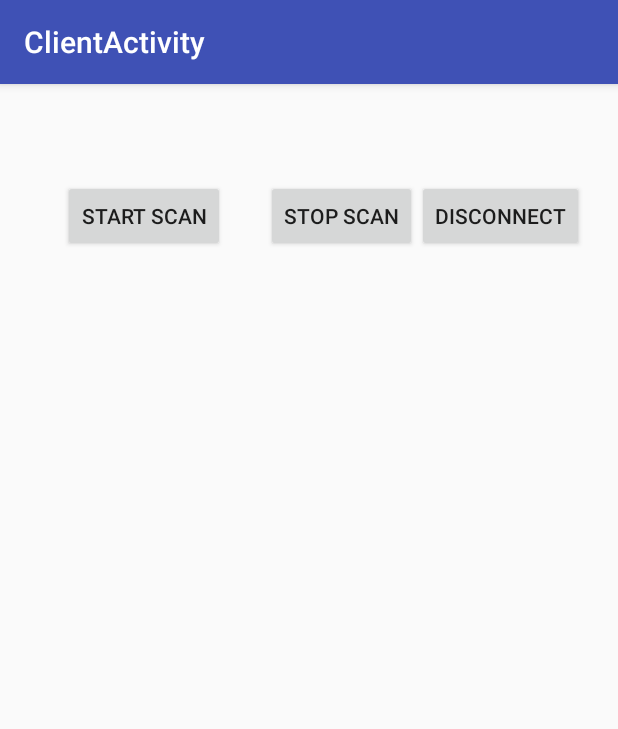
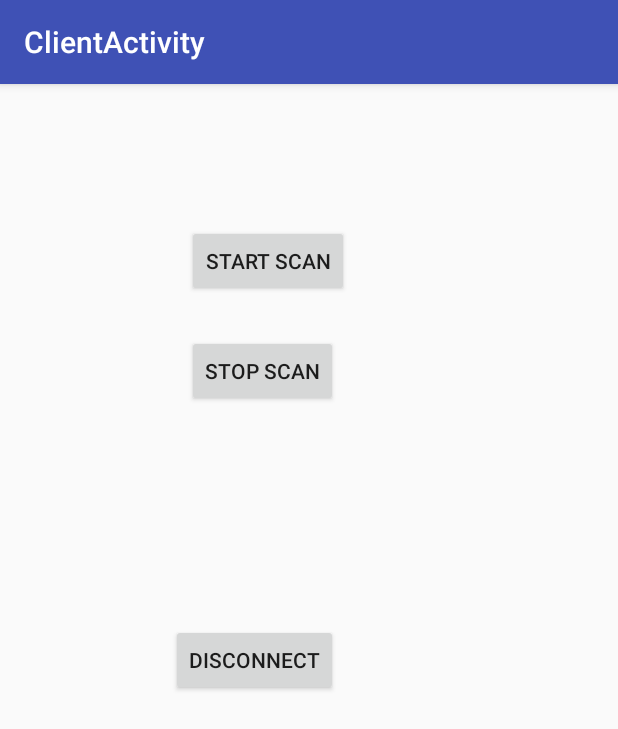
Before and after one commit to mtt5157/IST412Application, an Android app: the ClientActivity screen opened directly, with no data from a screen before it, on a phone screen of 412 x 824 dp. Shown: the top 729 px of the screen. Run offline under Robolectric (Android 15) with nearby library versions, the phone set to English and light mode, and no system bars; 1 statement that could not run was skipped.

Commit message:
picture yo, in da project

```diff
--- a/app/src/main/java/com/example/matthewtucker/ist412application/Util/RunDataParser.java
+++ b/app/src/main/java/com/example/matthewtucker/ist412application/Util/RunDataParser.java
@@ -25,6 +25,7 @@ public class RunDataParser {
 
     public void parseData(byte[] bytes){
         String bytesToString = bytes.toString();
+        System.out.println("String "+bytesToString);
         accX = convertAcc(bytesToString.substring(2,4)+""+bytesToString.substring(0,2));
         accY = convertAcc(bytesToString.substring(6,8)+""+bytesToString.substring(4,6));
         accZ = convertAcc(bytesToString.substring(10,12)+""+bytesToString.substring(8,10));
@@ -36,6 +37,8 @@ public class RunDataParser {
         temp = convertTemp(bytesToString.substring(26,28)+""+bytesToString.substring(24,26));
 
         model.addToPackets(getData());
+
+
 
 
     }
--- a/app/src/main/res/layout/content_client.xml
+++ b/app/src/main/res/layout/content_client.xml
@@ -17,28 +17,27 @@
         android:id="@+id/stop_scan_button"
         android:layout_width="wrap_content"
         android:layout_height="wrap_content"
-        android:layout_alignParentEnd="true"
-        android:layout_alignTop="@+id/start_scan_button"
-        android:layout_marginEnd="118dp"
+        android:layout_alignEnd="@+id/disconnect_button"
+        android:layout_alignParentTop="true"
+        android:layout_marginTop="151dp"
         android:text="Stop Scan" />
 
     <Button
         android:id="@+id/disconnect_button"
         android:layout_width="wrap_content"
         android:layout_height="wrap_content"
-        android:layout_alignTop="@+id/stop_scan_button"
-        android:layout_marginStart="-118dp"
-        android:layout_toEndOf="@+id/stop_scan_button"
+        android:layout_alignParentStart="true"
+        android:layout_centerVertical="true"
+        android:layout_marginStart="98dp"
         android:text="Disconnect" />
 
     <Button
         android:id="@+id/start_scan_button"
         android:layout_width="wrap_content"
         android:layout_height="wrap_content"
-        android:layout_alignParentStart="true"
         android:layout_alignParentTop="true"
-        android:layout_marginStart="26dp"
-        android:layout_marginTop="48dp"
+        android:layout_alignStart="@+id/stop_scan_button"
+        android:layout_marginTop="78dp"
         android:text="Start Scan" />
 
 </RelativeLayout>
```
Also changed, not shown: app/src/main/java/com/example/matthewtucker/ist412application/Activities/ClientActivity.java (+20 -11 lines), app/src/main/res/mipmap-hdpi/Gilson.png (added).
